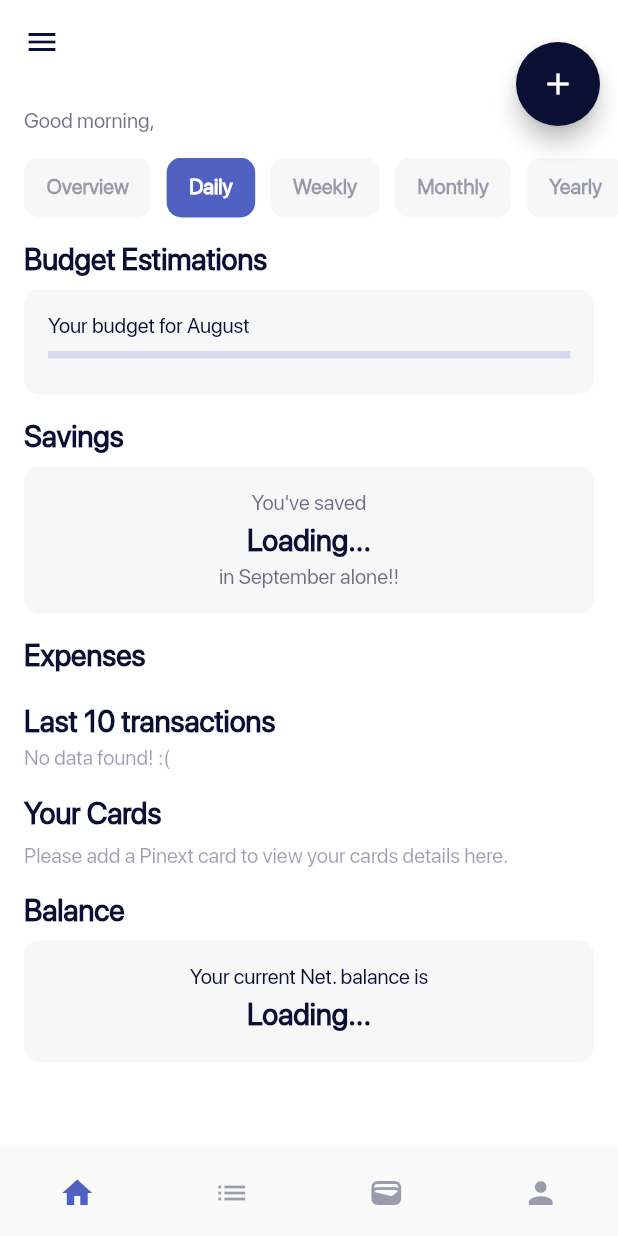
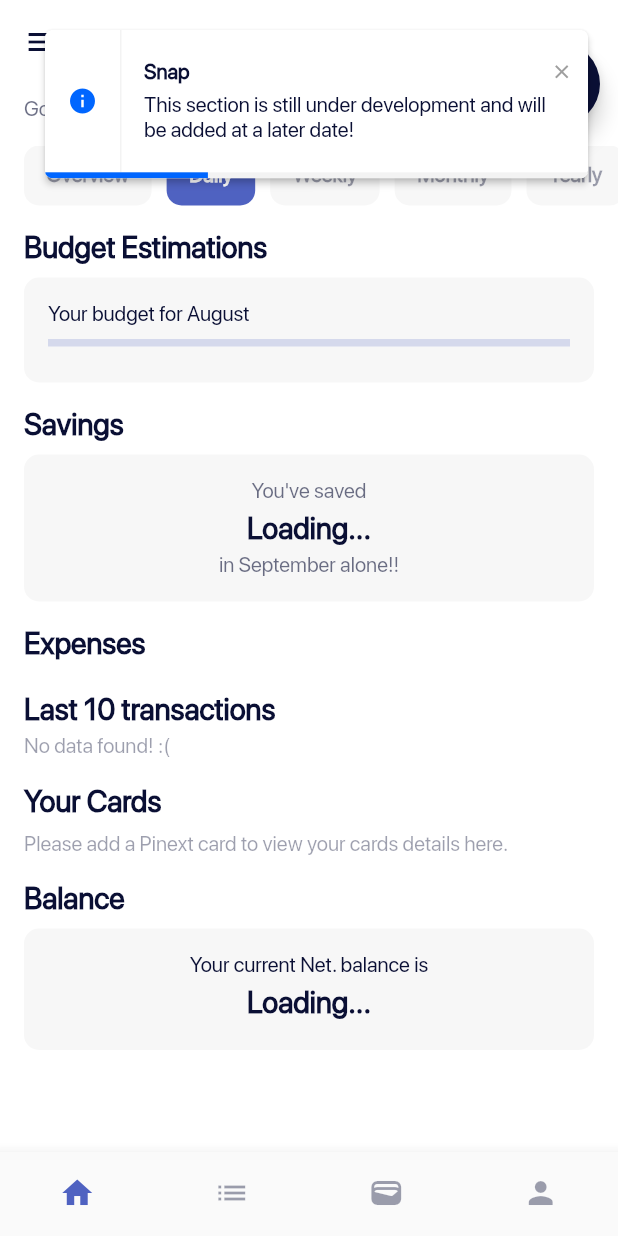
Before and after one commit to WorkWithAfridi/Pinext-Flutter_IncomeExpenseTracker, a Flutter app: the HomeframeView screen opened directly, after a tap on "Daily", on a phone screen of 412 x 824 dp. Run offline on Flutter 3.47's test engine with Material 2 defaults, Android fonts, the phone set to English and light mode, and no system bars; our stand-ins replace awesome_snackbar_content, bloc, cloud_firestore, elegant_notification, equatable, firebase_auth and 6 more; missing offline and left inert: quick_actions; accounts and stored records are empty.

Commit message:
Work in progress

```diff
--- a/lib/app/screens/home/homeframe.dart
+++ b/lib/app/screens/home/homeframe.dart
@@ -182,6 +182,7 @@ class PinextDrawer extends StatelessWidget {
                       Text(
                         "Pinext",
                         style: regularTextStyle.copyWith(
+                          height: .9,
                           color: customBlackColor.withOpacity(.6),
                         ),
                       ),
@@ -189,6 +190,23 @@ class PinextDrawer extends StatelessWidget {
                         "Space",
                         style: boldTextStyle.copyWith(
                           fontSize: 25,
+                        ),
+                      ),
+                      const SizedBox(
+                        height: 4,
+                      ),
+                      Text(
+                        "By",
+                        style: regularTextStyle.copyWith(
+                          fontSize: 12,
+                          color: customBlackColor.withOpacity(.4),
+                        ),
+                      ),
+                      Text(
+                        "KYOTO",
+                        style: regularTextStyle.copyWith(
+                          fontSize: 14,
+                          color: customBlackColor.withOpacity(.4),
                         ),
                       ),
                       const SizedBox(
--- a/lib/app/screens/home/pages/archive_page.dart
+++ b/lib/app/screens/home/pages/archive_page.dart
@@ -61,7 +61,7 @@ class _ArchiveMonthViewState extends State<ArchiveMonthView> {
             crossAxisAlignment: CrossAxisAlignment.start,
             children: [
               const SizedBox(
-                height: 16,
+                height: 8,
               ),
               Text(
                 "Pinext",
--- a/lib/app/screens/home/pages/home_page.dart
+++ b/lib/app/screens/home/pages/home_page.dart
@@ -5,6 +5,7 @@ import 'package:intl/intl.dart';
 import 'package:pinext/app/app_data/app_constants/fonts.dart';
 import 'package:pinext/app/models/pinext_card_model.dart';
 import 'package:pinext/app/services/firebase_services.dart';
+import 'package:pinext/app/shared/widgets/custom_snackbar.dart';
 
 import '../../../app_data/app_constants/constants.dart';
 import '../../../app_data/app_constants/domentions.dart';
@@ -69,7 +70,7 @@ class HomepageView extends StatelessWidget {
                 crossAxisAlignment: CrossAxisAlignment.start,
                 children: [
                   const SizedBox(
-                    height: 16,
+                    height: 8,
                   ),
                   Text(
                     "Good morning,",
@@ -771,6 +772,15 @@ class MenuFilterPill extends StatelessWidget {
       padding: const EdgeInsets.only(right: 10),
       child: GestureDetector(
         onTap: () {
+          if (filtertitle != "Overview") {
+            GetCustomSnackbar(
+              title: "Snap",
+              message:
+                  "This section is still under development and will be added at a later date!",
+              snackbarType: SnackbarType.info,
+              context: context,
+            );
+          }
           context.read<HomepageCubit>().changeMenuFilter(
                 filtertitle,
               );
```
Also changed, not shown: lib/app/screens/home/pages/cards_and_balance_page.dart (+54 -4 lines), lib/app/screens/splash/splash_screen.dart (+13 -5 lines).
